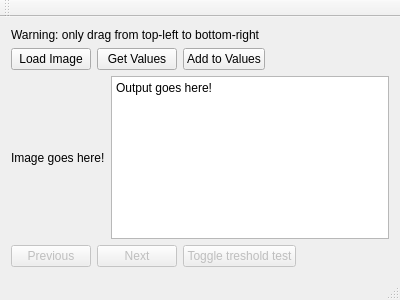
First picture: the form in mainwindow.ui, repository maarten990/Calibration-Tool, before the edit.
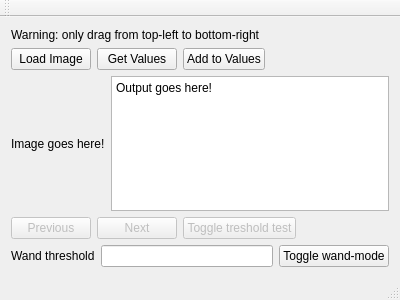
Second picture: the form after the edit. Custom widgets are drawn as their Qt base class.

Commit message: implemented toggling of wand-mode, including the status bar text

```diff
--- a/mainwindow.ui
+++ b/mainwindow.ui
@@ -128,6 +128,27 @@
       </item>
      </layout>
     </item>
+    <item>
+     <layout class="QHBoxLayout" name="horizontalLayout_4">
+      <item>
+       <widget class="QLabel" name="label_2">
+        <property name="text">
+         <string>Wand threshold</string>
+        </property>
+       </widget>
+      </item>
+      <item>
+       <widget class="QLineEdit" name="input_mwand"/>
+      </item>
+      <item>
+       <widget class="QPushButton" name="button_wand">
+        <property name="text">
+         <string>Toggle wand-mode</string>
+        </property>
+       </widget>
+      </item>
+     </layout>
+    </item>
    </layout>
   </widget>
   <widget class="QMenuBar" name="menuBar">
```
Left out of the diff: 2 changed lines with no effect on the pictures. The commit also changes 4 other files.
